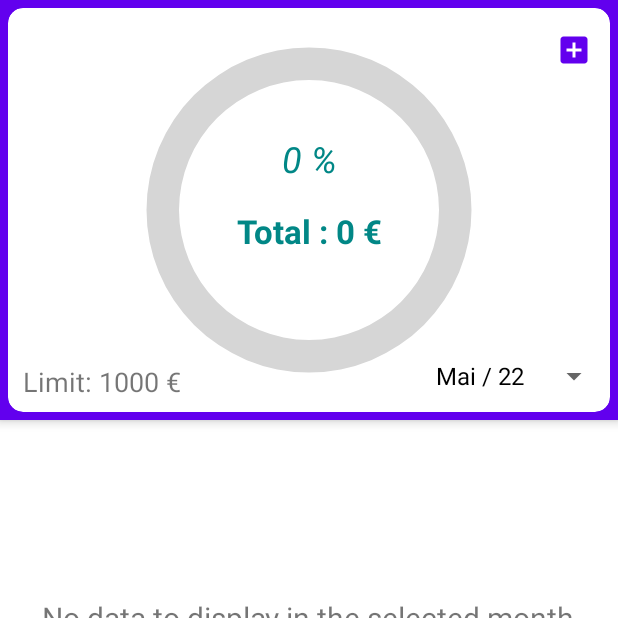
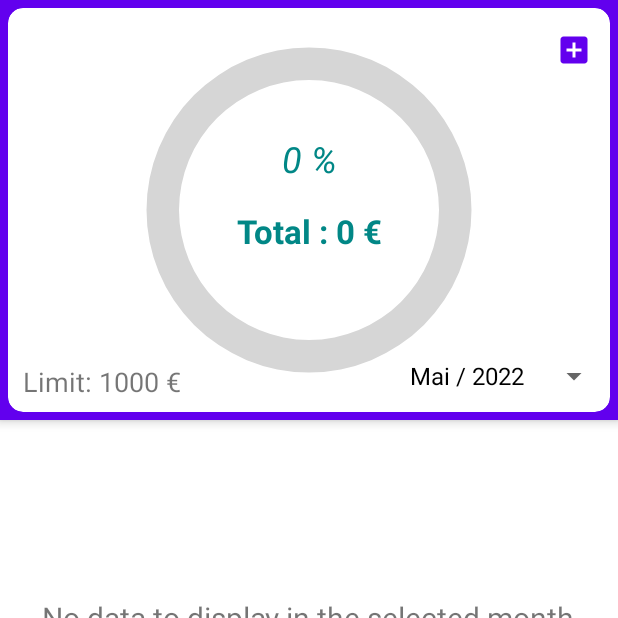
Before and after one commit to agul1no/ExpensesAppRoom, an Android app: the DashboardFragment screen opened through its navigation route, item 2 of the bottom bar chosen, on a phone screen of 412 x 824 dp, the top half of it. Run offline under Robolectric (Android 15) with nearby library versions, the phone set to English and light mode, and no system bars; our stand-ins replace Room's generated code, navigation-ui; libraries missing offline, so code that uses them is left out: com.github.mikephil.charting, it.xabaras.android; 54 statements that could not run were skipped.

Commit message:
TransformingDateUtilTest.kt created

```diff
--- a/app/src/main/java/com/example/expensesapproom/TransformingDate.kt
+++ /dev/null
@@ -1,149 +0,0 @@
-package com.example.expensesapproom
-
-import java.util.*
-
-class TransformingDate () {
-}
-
-fun creatingDataForTheSpinner(): MutableList<String?>{
-    /** Creating the mutableListOf Month/Year **/
-    val calendar = Calendar.getInstance()
-    var month = (calendar.get(Calendar.MONTH)) /** January = 0, February = 1 etc... **/
-    var year = calendar.get(Calendar.YEAR)
-
-    var spinnerlist = mutableListOf<String?>()
-    for (i in 0..5){
-        if(month == 0){
-            spinnerlist.add(transformingDateFromIntToString(month,year))
-            month = 12
-            year -= 1
-        }else{
-            spinnerlist.add(transformingDateFromIntToString(month,year))
-        }
-        month -= 1
-    }
-    return spinnerlist
-}
-
-fun transformingDateFromIntToString(month: Int, year: Int): String? {
-    var monthString: String? = null
-    var yearString: String? = null
-    when(month){
-        0 -> monthString = "Jan"
-        1 -> monthString = "Feb"
-        2 -> monthString = "Mar"
-        3 -> monthString = "Apr"
-        4 -> monthString = "Mai"
-        5 -> monthString = "Jun"
-        6 -> monthString = "Jul"
-        7 -> monthString = "Aug"
-        8 -> monthString = "Sep"
-        9 -> monthString = "Oct"
-        10 -> monthString = "Nov"
-        11 -> monthString = "Dec"
-    }
-    when(year){
-        2021 -> yearString = "21"
-        2022 -> yearString = "22"
-        2023 -> yearString = "23"
-        2024 -> yearString = "24"
-        2025 -> yearString = "25"
-        2026 -> yearString = "26"
-        2027 -> yearString = "27"
-        2028 -> yearString = "28"
-        2029 -> yearString = "29"
-        2030 -> yearString = "30"
-    }
-    return "$monthString / $yearString"
-}
-
-fun transformingSpinnerInputToEndDate(itemSelectedOnSpinner: String): String{
-    // Jan / 22
-    var month = formattingMonthFromSpinner(itemSelectedOnSpinner)
-    var year = formattingYearFromSpinner(itemSelectedOnSpinner)
-    when(month){
-        "Jan" -> month = "01-31"
-        "Feb" -> month = "02-28"
-        "Mar" -> month = "03-31"
-        "Apr" -> month = "04-30"
-        "Mai" -> month = "05-31"
-        "Jun" -> month = "06-30"
-        "Jul" -> month = "07-31"
-        "Aug" -> month = "08-31"
-        "Sep" -> month = "09-30"
-        "Oct" -> month = "10-31"
-        "Nov" -> month = "11-30"
-        "Dec" -> month = "12-31"
-    }
-    when(year){
-        "21" -> year = "2021"
-        "22" -> year = "2022"
-        "23" -> year = "2023"
-        "24" -> year = "2024"
-        "25" -> year = "2025"
-        "26" -> year = "2026"
-        "27" -> year = "2027"
-        "28" -> year = "2028"
-        "29" -> year = "2029"
-        "30" -> year = "2030"
-    }
-    return "$year-$month"
-}
-
-fun transformingSpinnerInputToStartDate(itemSelectedOnSpinner: String): String{
-    // Jan / 22
-    var month = formattingMonthFromSpinner(itemSelectedOnSpinner)
-    var year = formattingYearFromSpinner(itemSelectedOnSpinner)
-    when(month){
-        "Jan" -> month = "01"
-        "Feb" -> month = "02"
-        "Mar" -> month = "03"
-        "Apr" -> month = "04"
-        "Mai" -> month = "05"
-        "Jun" -> month = "06"
-        "Jul" -> month = "07"
-        "Aug" -> month = "08"
-        "Sep" -> month = "09"
-        "Oct" -> month = "10"
-        "Nov" -> month = "11"
-        "Dec" -> month = "12"
-    }
-    when(year){
-        "21" -> year = "2021"
-        "22" -> year = "2022"
-        "23" -> year = "2023"
-        "24" -> year = "2024"
-        "25" -> year = "2025"
-        "26" -> year = "2026"
-        "27" -> year = "2027"
-        "28" -> year = "2028"
-        "29" -> year = "2029"
-        "30" -> year = "2030"
-    }
-    return "$month-$year"
-}
-
-fun formattingMonthFromSpinner(itemSelectedOnSpinner: String): String {
-    var dateOutput = ""
-    var currentChar: Char
-    var date = itemSelectedOnSpinner
-
-    for(element in 0..2){
-        currentChar = date[element]
-        dateOutput = dateOutput + currentChar.toString()
-    }
-    return dateOutput
-}
-
-fun formattingYearFromSpinner(itemSelectedOnSpinner: String): String {
-    var dateOutput = ""
-    var currentChar: Char
-    var date = itemSelectedOnSpinner
-    //var date = "Jan / 21"
-
-    for(i in date.length-1 downTo 6){
-        currentChar = date[i]
-        dateOutput = currentChar.toString() + dateOutput
-    }
-    return dateOutput
-}
--- a/app/src/main/java/com/example/expensesapproom/fragments/AddFragment.kt
+++ b/app/src/main/java/com/example/expensesapproom/fragments/AddFragment.kt
@@ -106,7 +106,7 @@ class AddFragment : Fragment() {
             val alertDialogBuilder = AlertDialog.Builder(requireContext())
             //alertDialogBuilder.setTitle("Fill out following fields")
             alertDialogBuilder.setMessage(message)
-            alertDialogBuilder.setPositiveButton("Yes", DialogInterface.OnClickListener { dialogInterface, i ->
+            alertDialogBuilder.setPositiveButton("Ok", DialogInterface.OnClickListener { dialogInterface, i ->
                 dialogInterface.dismiss()
             })
             alertDialogBuilder.show()
--- a/app/src/main/java/com/example/expensesapproom/fragments/DashboardFragment.kt
+++ b/app/src/main/java/com/example/expensesapproom/fragments/DashboardFragment.kt
@@ -9,6 +9,7 @@ import android.view.View
 import android.view.ViewGroup
 import android.widget.AdapterView
 import android.widget.ArrayAdapter
+import androidx.core.view.size
 import androidx.lifecycle.MutableLiveData
 import androidx.lifecycle.ViewModelProvider
 import androidx.navigation.fragment.findNavController
@@ -16,6 +17,7 @@ import com.example.expensesapproom.*
 import com.example.expensesapproom.data.viewmodel.ExpenseViewModel
 import com.example.expensesapproom.data.viewmodelfactory.ExpenseViewModelFactory
 import com.example.expensesapproom.databinding.FragmentDashboardBinding
+import com.example.expensesapproom.utils.TransformingDateUtil
 import com.github.mikephil.charting.components.XAxis
 import com.github.mikephil.charting.data.*
 import com.github.mikephil.charting.formatter.IndexAxisValueFormatter
@@ -44,10 +46,10 @@ class DashboardFragment : Fragment() {
 
         expenseViewModel = ViewModelProvider(requireActivity(), ExpenseViewModelFactory(requireActivity().application)).get(ExpenseViewModel::class.java)
 
-        itemSelectedOnSpinner = transformingDateFromIntToString(month,year).toString()
-        itemSelectedOnSpinner = transformingSpinnerInputToStartDate(itemSelectedOnSpinner)
+        itemSelectedOnSpinner = TransformingDateUtil.transformingDateFromIntToString(month,year).toString()
+        itemSelectedOnSpinner = TransformingDateUtil.transformingSpinnerInputToStartDate(itemSelectedOnSpinner)
 
-        binding.toolbarDashboardFragment.setTitle("Dashboard")
+        binding.toolbarDashboardFragment.title = "Dashboard"
 
         //toolbar click listener
         binding.toolbarDashboardFragment.setOnMenuItemClickListener {
@@ -161,7 +163,7 @@ class DashboardFragment : Fragment() {
 //        binding.pieChart.isDragDecelerationEnabled = false
 
         //creating and setting the data for the spinner Pie Chart
-        var spinnerList = creatingDataForTheSpinner()
+        var spinnerList = TransformingDateUtil.creatingDataForTheSpinner(month,year)
         var arrayAdapter = ArrayAdapter(requireActivity(), androidx.appcompat.R.layout.support_simple_spinner_dropdown_item,spinnerList)
         binding.spinnerDashboard.adapter = arrayAdapter
 
@@ -170,7 +172,7 @@ class DashboardFragment : Fragment() {
             override fun onItemSelected(adapterView: AdapterView<*>?, view: View?, position: Int, id: Long) {
 
                 itemSelectedOnSpinner = adapterView?.getItemAtPosition(position).toString()
-                itemSelectedOnSpinner = transformingSpinnerInputToStartDate(itemSelectedOnSpinner)
+                itemSelectedOnSpinner = TransformingDateUtil.transformingSpinnerInputToStartDate(itemSelectedOnSpinner)
                 var pieDataSet = updatingPieChartByChangingSpinner()
                 val _pieDataSet = MutableLiveData(pieDataSet)
                 val colorList = mutableListOf<Int>(Color.RED, Color.YELLOW, Color.CYAN, Color.GREEN, Color.MAGENTA, Color.LTGRAY)
@@ -179,14 +181,27 @@ class DashboardFragment : Fragment() {
                 binding.pieChart.data = PieData(_pieDataSet.value)
                 binding.pieChart.invalidate()
                 //enable/disable the label of the entries, color of the entries
-                binding.pieChart.setDrawEntryLabels(true)
+                binding.pieChart.setEntryLabelTextSize(20f)
+                binding.pieChart.setDrawEntryLabels(false)
                 binding.pieChart.setEntryLabelColor(Color.BLACK)
                 binding.pieChart.centerText = "Categories"
                 binding.pieChart.setCenterTextSize(20f)
                 binding.pieChart.isDragDecelerationEnabled = false
 
+                binding.pieChart.description.isEnabled = false
+                binding.pieChart.legend.textSize = 14f
+                when (context?.resources?.configuration?.uiMode?.and(Configuration.UI_MODE_NIGHT_MASK)) {
+                    Configuration.UI_MODE_NIGHT_YES -> {binding.pieChart.legend.textColor =  Color.WHITE}
+                    Configuration.UI_MODE_NIGHT_NO -> {binding.pieChart.legend.textColor = Color.BLACK}
+                    Configuration.UI_MODE_NIGHT_UNDEFINED -> {binding.pieChart.legend.textColor = Color.BLACK}
+                }
+                binding.pieChart.legend.isWordWrapEnabled = true
+                binding.pieChart.legend.verticalAlignment
+                binding.pieChart.legend.xEntrySpace = 36f
+                binding.pieChart.legend.yEntrySpace = 36f
             }
             override fun onNothingSelected(adapterView: AdapterView<*>?) {
+                // blank override. There is always something selected
             }
         }
 
@@ -277,11 +292,11 @@ class DashboardFragment : Fragment() {
         var spinnerlist = mutableListOf<String?>()
         for (i in 0..9){
             if(month == 0){
-                spinnerlist.add(transformingDateFromIntToString(month,year))
+                spinnerlist.add(TransformingDateUtil.transformingDateFromIntToString(month,year))
                 month = 12
                 year -= 1
             }else{
-                spinnerlist.add(transformingDateFromIntToString(month,year))
+                spinnerlist.add(TransformingDateUtil.transformingDateFromIntToString(month,year))
             }
             month -= 1
         }
--- a/app/src/main/java/com/example/expensesapproom/fragments/HomeFragment.kt
+++ b/app/src/main/java/com/example/expensesapproom/fragments/HomeFragment.kt
@@ -18,13 +18,11 @@ import androidx.recyclerview.widget.ItemTouchHelper
 import androidx.recyclerview.widget.RecyclerView
 import com.example.expensesapproom.R
 import com.example.expensesapproom.callbacks.SwipeToDeleteCallback
-import com.example.expensesapproom.creatingDataForTheSpinner
 import com.example.expensesapproom.data.viewmodel.ExpenseViewModel
 import com.example.expensesapproom.data.viewmodelfactory.ExpenseViewModelFactory
 import com.example.expensesapproom.databinding.FragmentHomeBinding
 import com.example.expensesapproom.expenseitemadapter.ExpenseItemAdapter
-import com.example.expensesapproom.transformingDateFromIntToString
-import com.example.expensesapproom.transformingSpinnerInputToStartDate
+import com.example.expensesapproom.utils.TransformingDateUtil
 import java.lang.NumberFormatException
 import java.util.*
 import kotlin.math.roundToInt
@@ -61,7 +59,7 @@ class HomeFragment : Fragment(), ExpenseItemAdapter.OnItemCLickListener {
         var limitAmount = sharedPref.getInt("limitAmount", 1000)
         binding.tvLimit.text = "Limit: ${limitAmount} €"
 
-        itemSelectedOnSpinner = transformingDateFromIntToString(month,year).toString()
+        itemSelectedOnSpinner = TransformingDateUtil.transformingDateFromIntToString(month,year).toString()
 
         //toolbar click listener
         binding.toolbarHomeFragment.setOnMenuItemClickListener {
@@ -97,7 +95,7 @@ class HomeFragment : Fragment(), ExpenseItemAdapter.OnItemCLickListener {
         itemTouchHelper.attachToRecyclerView(recyclerView)
 
         //creating and setting the data for the spinner
-        var spinnerList = creatingDataForTheSpinner()
+        var spinnerList = TransformingDateUtil.creatingDataForTheSpinner(month,year)
         var arrayAdapter = ArrayAdapter(requireActivity(), androidx.appcompat.R.layout.support_simple_spinner_dropdown_item,spinnerList)
         binding.spinnerHomeFragment.adapter = arrayAdapter
 
@@ -106,7 +104,7 @@ class HomeFragment : Fragment(), ExpenseItemAdapter.OnItemCLickListener {
             override fun onItemSelected(adapterView: AdapterView<*>?, view: View?, position: Int, id: Long) {
 
                 itemSelectedOnSpinner = adapterView?.getItemAtPosition(position).toString()
-                itemSelectedOnSpinner = transformingSpinnerInputToStartDate(itemSelectedOnSpinner)
+                itemSelectedOnSpinner = TransformingDateUtil.transformingSpinnerInputToStartDate(itemSelectedOnSpinner)
                 //Log.d("itemSelectedOnSpinner", itemSelectedOnSpinner)
                 searchDatabaseWithSpinnerInput(itemSelectedOnSpinner)
                 val query = "%$itemSelectedOnSpinner%"
@@ -126,6 +124,7 @@ class HomeFragment : Fragment(), ExpenseItemAdapter.OnItemCLickListener {
                 })
             }
             override fun onNothingSelected(adapterView: AdapterView<*>?) {
+                // left empty because it is not going to be used or needed
             }
         }
 
--- a/app/src/main/java/com/example/expensesapproom/fragments/SearchFragment.kt
+++ b/app/src/main/java/com/example/expensesapproom/fragments/SearchFragment.kt
@@ -90,9 +90,11 @@ class SearchFragment : Fragment(), ExpenseItemAdapter.OnItemCLickListener {
             }
 
             override fun beforeTextChanged(s: CharSequence?, start: Int, count: Int, after: Int) {
+                // left empty because it is not going to be used or needed
             }
 
             override fun onTextChanged(s: CharSequence?, start: Int, before: Int, count: Int) {
+                // left empty because it is not going to be used or needed
             }
         })
 
@@ -108,7 +110,7 @@ class SearchFragment : Fragment(), ExpenseItemAdapter.OnItemCLickListener {
     }
 
     override fun onItemCLick(position: Int) {
-
+        // left empty because it is not going to be used or needed
     }
 
     override fun onStart() {
--- /dev/null
+++ b/app/src/main/java/com/example/expensesapproom/utils/TransformingDateUtil.kt
@@ -0,0 +1,156 @@
+package com.example.expensesapproom.utils
+
+class TransformingDateUtil () {
+
+    companion object{
+
+        fun creatingDataForTheSpinner(month: Int, year: Int): MutableList<String?>{
+            /** Creating the mutableListOf Month/Year **/
+//            val calendar = Calendar.getInstance()
+//            var month = (calendar.get(Calendar.MONTH)) /** January = 0, February = 1 etc... **/
+//            var year = calendar.get(Calendar.YEAR)
+            var monthCounter = month
+            var yearCounter = year
+            var spinnerlist = mutableListOf<String?>()
+            for (i in 0..5){
+                if(month == 0){
+                    spinnerlist.add(transformingDateFromIntToString(monthCounter,yearCounter))
+                    monthCounter = 12
+                    yearCounter -= 1
+                }else{
+                    spinnerlist.add(transformingDateFromIntToString(monthCounter,yearCounter))
+                }
+                monthCounter -= 1
+            }
+            return spinnerlist
+        }
+
+        fun transformingDateFromIntToString(month: Int, year: Int): String? {
+            var monthString: String? = null
+
+            when (month) {
+                0 -> monthString = "Jan"
+                1 -> monthString = "Feb"
+                2 -> monthString = "Mar"
+                3 -> monthString = "Apr"
+                4 -> monthString = "Mai"
+                5 -> monthString = "Jun"
+                6 -> monthString = "Jul"
+                7 -> monthString = "Aug"
+                8 -> monthString = "Sep"
+                9 -> monthString = "Oct"
+                10 -> monthString = "Nov"
+                11 -> monthString = "Dec"
+            }
+            val yearStringIterator = year.toString()
+            var yearString = ""
+            for (char in yearStringIterator.last() downTo yearStringIterator.last() - 1) {
+                yearString += char.toString()
+            }
+//            when (year) {
+//                2021 -> yearStringIterator = "21"
+//                2022 -> yearStringIterator = "22"
+//                2023 -> yearStringIterator = "23"
+//                2024 -> yearStringIterator = "24"
+//                2025 -> yearStringIterator = "25"
+//                2026 -> yearStringIterator = "26"
+//                2027 -> yearStringIterator = "27"
+//                2028 -> yearStringIterator = "28"
+//                2029 -> yearStringIterator = "29"
+//                2030 -> yearStringIterator = "30"
+//            }
+            return "$monthString / $yearStringIterator"
+        }
+
+        fun transformingSpinnerInputToEndDate(itemSelectedOnSpinner: String): String{
+            // Jan / 22
+            var month = formattingMonthFromSpinner(itemSelectedOnSpinner)
+            var year = formattingYearFromSpinner(itemSelectedOnSpinner)
+            when(month){
+                "Jan" -> month = "01-31"
+                "Feb" -> month = "02-28"
+                "Mar" -> month = "03-31"
+                "Apr" -> month = "04-30"
+                "Mai" -> month = "05-31"
+                "Jun" -> month = "06-30"
+                "Jul" -> month = "07-31"
+                "Aug" -> month = "08-31"
+                "Sep" -> month = "09-30"
+                "Oct" -> month = "10-31"
+                "Nov" -> month = "11-30"
+                "Dec" -> month = "12-31"
+            }
+            when(year){
+                "21" -> year = "2021"
+                "22" -> year = "2022"
+                "23" -> year = "2023"
+                "24" -> year = "2024"
+                "25" -> year = "2025"
+                "26" -> year = "2026"
+                "27" -> year = "2027"
+                "28" -> year = "2028"
+                "29" -> year = "2029"
+                "30" -> year = "2030"
+            }
+            return "$year-$month"
+        }
+
+        fun transformingSpinnerInputToStartDate(itemSelectedOnSpinner: String): String{
+            // Jan / 22
+            var month = formattingMonthFromSpinner(itemSelectedOnSpinner)
+            var year = formattingYearFromSpinner(itemSelectedOnSpinner)
+            when(month){
+                "Jan" -> month = "01"
+                "Feb" -> month = "02"
+                "Mar" -> month = "03"
+                "Apr" -> month = "04"
+                "Mai" -> month = "05"
+                "Jun" -> month = "06"
+                "Jul" -> month = "07"
+                "Aug" -> month = "08"
+                "Sep" -> month = "09"
+                "Oct" -> month = "10"
+                "Nov" -> month = "11"
+                "Dec" -> month = "12"
+            }
+            when(year){
+                "21" -> year = "2021"
+                "22" -> year = "2022"
+                "23" -> year = "2023"
+                "24" -> year = "2024"
+                "25" -> year = "2025"
+                "26" -> year = "2026"
+                "27" -> year = "2027"
+                "28" -> year = "2028"
+                "29" -> year = "2029"
+                "30" -> year = "2030"
+            }
+            return "$month-$year"
+        }
+
+        fun formattingMonthFromSpinner(itemSelectedOnSpinner: String): String {
+            var dateOutput = ""
+            var currentChar: Char
+            var date = itemSelectedOnSpinner
+
+            for(element in 0..2){
+                currentChar = date[element]
+                dateOutput = dateOutput + currentChar.toString()
+            }
+            return dateOutput
+        }
+
+        fun formattingYearFromSpinner(itemSelectedOnSpinner: String): String {
+            var dateOutput = ""
+            var currentChar: Char
+            var date = itemSelectedOnSpinner
+            //var date = "Jan / 21"
+
+            for(i in date.length-1 downTo 6){
+                currentChar = date[i]
+                dateOutput = currentChar.toString() + dateOutput
+            }
+            return dateOutput
+        }
+    }
+}
--- a/app/src/main/res/layout/fragment_dashboard.xml
+++ b/app/src/main/res/layout/fragment_dashboard.xml
@@ -106,8 +106,8 @@
 
                 <com.github.mikephil.charting.charts.PieChart
                     android:id="@+id/pieChart"
-                    android:layout_width="0dp"
-                    android:layout_height="300dp"
+                    android:layout_width="match_parent"
+                    android:layout_height="320dp"
                     android:layout_marginTop="30dp"
                     app:layout_constraintEnd_toEndOf="parent"
                     app:layout_constraintHorizontal_bias="0.5"
```
Also changed, not shown: app/build.gradle (+8 -1 lines), 1 other file.
